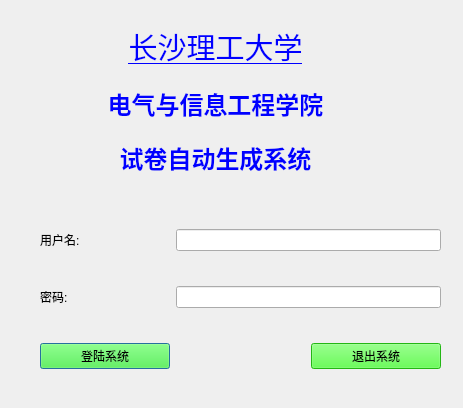
Qt form logindialog.ui (andyhuzhill/PaperGenerator) before a commit.
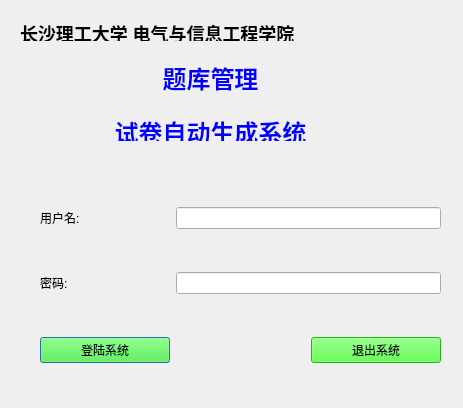
The same form after that commit. Icons and pictures are not drawn.

```diff
--- a/logindialog.ui
+++ b/logindialog.ui
@@ -19,34 +19,33 @@
   <widget class="QLabel" name="imgLabel">
    <property name="geometry">
     <rect>
-     <x>50</x>
-     <y>20</y>
-     <width>331</width>
-     <height>161</height>
+     <x>60</x>
+     <y>60</y>
+     <width>301</width>
+     <height>81</height>
     </rect>
    </property>
    <property name="font">
     <font>
-     <family>颜简体</family>
+     <family>微软雅黑</family>
     </font>
    </property>
    <property name="text">
     <string>&lt;!DOCTYPE HTML PUBLIC &quot;-//W3C//DTD HTML 4.0//EN&quot; &quot;http://www.w3.org/TR/REC-html40/strict.dtd&quot;&gt;
 &lt;html&gt;&lt;head&gt;&lt;meta name=&quot;qrichtext&quot; content=&quot;1&quot; /&gt;&lt;style type=&quot;text/css&quot;&gt;
 p, li { white-space: pre-wrap; }
-&lt;/style&gt;&lt;/head&gt;&lt;body style=&quot; font-family:'Ubuntu'; font-size:11pt; font-weight:400; font-style:normal;&quot;&gt;
-&lt;p align=&quot;center&quot; style=&quot; margin-top:0px; margin-bottom:0px; margin-left:0px; margin-right:0px; -qt-block-indent:0; text-indent:0px;&quot;&gt;&lt;a href=&quot;http://www.csust.edu.cn&quot;&gt;&lt;span style=&quot; font-size:22pt; text-decoration: underline; color:#0000ff;&quot;&gt;长沙理工大学&lt;/span&gt;&lt;/a&gt;&lt;/p&gt;
-&lt;p align=&quot;center&quot; style=&quot; margin-top:18px; margin-bottom:12px; margin-left:0px; margin-right:0px; -qt-block-indent:0; text-indent:0px;&quot;&gt;&lt;span style=&quot; font-size:xx-large; font-weight:600; color:#0000ff;&quot;&gt;电气与信息工程学院&lt;/span&gt;&lt;/p&gt;
-&lt;p align=&quot;center&quot; style=&quot; margin-top:18px; margin-bottom:12px; margin-left:0px; margin-right:0px; -qt-block-indent:0; text-indent:0px;&quot;&gt;&lt;span style=&quot; font-size:xx-large; font-weight:600; color:#0000ff;&quot;&gt;试卷自动生成系统&lt;/span&gt;&lt;/p&gt;&lt;/body&gt;&lt;/html&gt;</string>
+&lt;/style&gt;&lt;/head&gt;&lt;body style=&quot; font-family:'微软雅黑'; font-size:11pt; font-weight:400; font-style:normal;&quot;&gt;
+&lt;p align=&quot;center&quot; style=&quot; margin-top:18px; margin-bottom:12px; margin-left:0px; margin-right:0px; -qt-block-indent:0; text-indent:0px;&quot;&gt;&lt;span style=&quot; font-family:'Ubuntu'; font-size:xx-large; font-weight:600; color:#0000ff;&quot;&gt;题库管理&lt;/span&gt;&lt;/p&gt;
+&lt;p align=&quot;center&quot; style=&quot; margin-top:18px; margin-bottom:12px; margin-left:0px; margin-right:0px; -qt-block-indent:0; text-indent:0px;&quot;&gt;&lt;span style=&quot; font-family:'Ubuntu'; font-size:xx-large; font-weight:600; color:#0000ff;&quot;&gt;试卷自动生成系统&lt;/span&gt;&lt;/p&gt;&lt;/body&gt;&lt;/html&gt;</string>
    </property>
   </widget>
   <widget class="QWidget" name="layoutWidget">
    <property name="geometry">
     <rect>
      <x>40</x>
-     <y>200</y>
+     <y>170</y>
      <width>401</width>
-     <height>201</height>
+     <height>231</height>
     </rect>
    </property>
    <layout class="QGridLayout" name="gridLayout">
@@ -92,6 +91,24 @@
     </item>
    </layout>
   </widget>
+  <widget class="QLabel" name="label">
+   <property name="geometry">
+    <rect>
+     <x>20</x>
+     <y>20</y>
+     <width>311</width>
+     <height>21</height>
+    </rect>
+   </property>
+   <property name="font">
+    <font>
+     <family>楷体_GB2312</family>
+    </font>
+   </property>
+   <property name="text">
+    <string>&lt;h2&gt; 长沙理工大学 电气与信息工程学院</string>
+   </property>
+  </widget>
  </widget>
  <resources/>
  <connections/>
```
